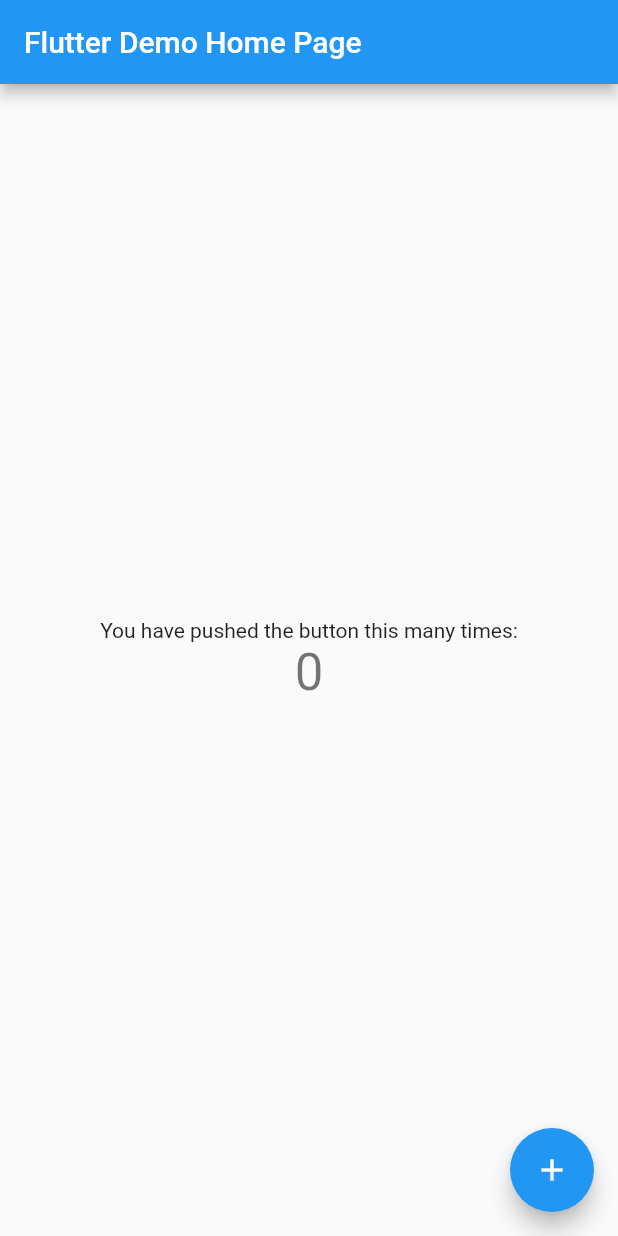
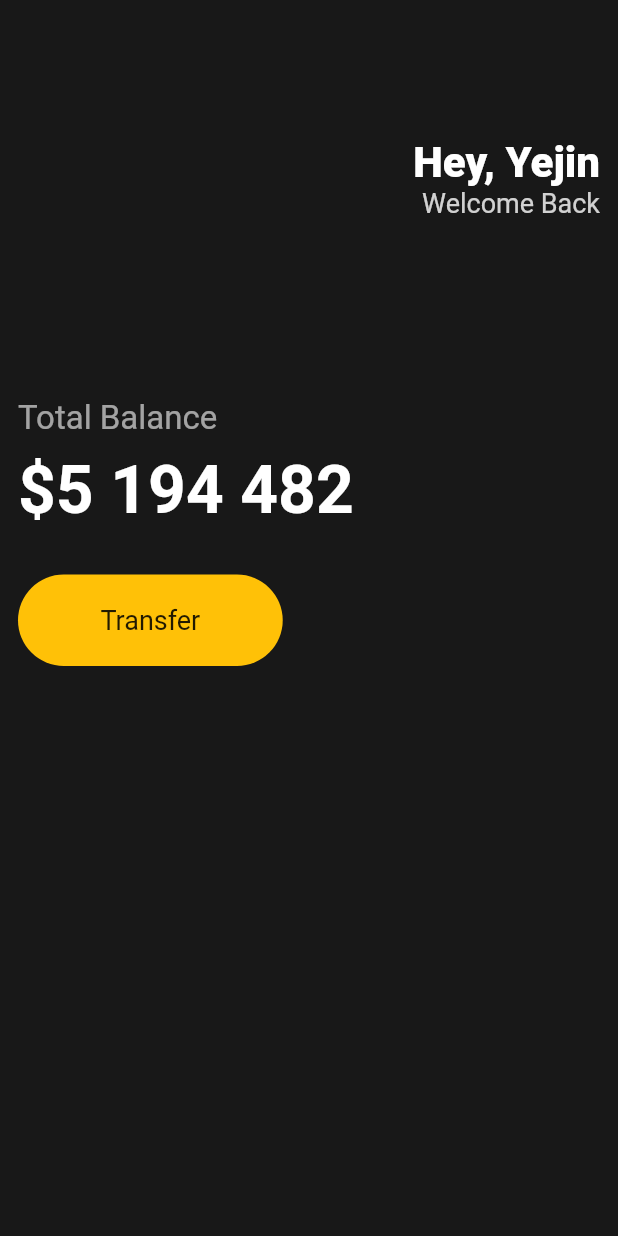
Before and after one commit to bongguma/smallScaleFlutterProject, a Flutter app: the screen it shows after launch, on a phone screen of 412 x 824 dp. Run offline on Flutter 3.47's test engine with Material 2 defaults, Android fonts, the phone set to English and light mode, and no system bars.

Commit message:
UI challenge ~ing

```diff
--- a/lib/main.dart
+++ b/lib/main.dart
@@ -13,17 +13,9 @@ class MyApp extends StatelessWidget {
     return MaterialApp(
       title: 'Flutter Demo',
       theme: ThemeData(
-        // This is the theme of your application.
-        //
-        // Try running your application with "flutter run". You'll see the
-        // application has a blue toolbar. Then, without quitting the app, try
-        // changing the primarySwatch below to Colors.green and then invoke
-        // "hot reload" (press "r" in the console where you ran "flutter run",
-        // or simply save your changes to "hot reload" in a Flutter IDE).
-        // Notice that the counter didn't reset back to zero; the application
-        // is not restarted.
         primarySwatch: Colors.blue,
       ),
+      debugShowCheckedModeBanner: false,
       home: const MyHomePage(title: 'Flutter Demo Home Page'),
     );
   }
@@ -31,15 +23,6 @@ class MyApp extends StatelessWidget {
 
 class MyHomePage extends StatefulWidget {
   const MyHomePage({Key? key, required this.title}) : super(key: key);
-
-  // This widget is the home page of your application. It is stateful, meaning
-  // that it has a State object (defined below) that contains fields that affect
-  // how it looks.
-
-  // This class is the configuration for the state. It holds the values (in this
-  // case the title) provided by the parent (in this case the App widget) and
-  // used by the build method of the State. Fields in a Widget subclass are
-  // always marked "final".
 
   final String title;
 
@@ -52,64 +35,91 @@ class _MyHomePageState extends State<MyHomePage> {
 
   void _incrementCounter() {
     setState(() {
-      // This call to setState tells the Flutter framework that something has
-      // changed in this State, which causes it to rerun the build method below
-      // so that the display can reflect the updated values. If we changed
-      // _counter without calling setState(), then the build method would not be
-      // called again, and so nothing would appear to happen.
       _counter++;
     });
   }
 
   @override
   Widget build(BuildContext context) {
-    // This method is rerun every time setState is called, for instance as done
-    // by the _incrementCounter method above.
-    //
-    // The Flutter framework has been optimized to make rerunning build methods
-    // fast, so that you can just rebuild anything that needs updating rather
-    // than having to individually change instances of widgets.
     return Scaffold(
-      appBar: AppBar(
-        // Here we take the value from the MyHomePage object that was created by
-        // the App.build method, and use it to set our appbar title.
-        title: Text(widget.title),
-      ),
-      body: Center(
-        // Center is a layout widget. It takes a single child and positions it
-        // in the middle of the parent.
+      backgroundColor: const Color(0xFF181818),
+      body: Padding(
+        padding: EdgeInsets.all(12),
         child: Column(
-          // Column is also a layout widget. It takes a list of children and
-          // arranges them vertically. By default, it sizes itself to fit its
-          // children horizontally, and tries to be as tall as its parent.
-          //
-          // Invoke "debug painting" (press "p" in the console, choose the
-          // "Toggle Debug Paint" action from the Flutter Inspector in Android
-          // Studio, or the "Toggle Debug Paint" command in Visual Studio Code)
-          // to see the wireframe for each widget.
-          //
-          // Column has various properties to control how it sizes itself and
-          // how it positions its children. Here we use mainAxisAlignment to
-          // center the children vertically; the main axis here is the vertical
-          // axis because Columns are vertical (the cross axis would be
-          // horizontal).
-          mainAxisAlignment: MainAxisAlignment.center,
-          children: <Widget>[
-            const Text(
-              'You have pushed the button this many times:',
+          crossAxisAlignment: CrossAxisAlignment.start,
+          children: [
+            SizedBox(
+              height: 80,
+            ),
+            Row(
+              mainAxisAlignment: MainAxisAlignment.end,
+              children: [
+                Column(
+                  crossAxisAlignment: CrossAxisAlignment.end,
+                  children: [
+                    Text(
+                      'Hey, Yejin',
+                      style: TextStyle(
+                        color: Colors.white,
+                        fontSize: 28,
+                        fontWeight: FontWeight.w800,
+                      ),
+                    ),
+                    Text(
+                      'Welcome Back',
+                      style: TextStyle(
+                        color: Colors.white.withOpacity(0.8),
+                        fontSize: 18,
+                      ),
+                    ),
+                  ],
+                ),
+              ],
+            ),
+            SizedBox(
+              height: 120,
             ),
             Text(
-              '$_counter',
-              style: Theme.of(context).textTheme.headline4,
+              'Total Balance',
+              style: TextStyle(
+                fontSize: 22,
+                color: Colors.white.withOpacity(0.6),
+              ),
+            ),
+            SizedBox(
+              height: 9,
+            ),
+            Text(
+              '\$5 194 482', // '\' : 문자 그자체를 출력
+              style: TextStyle(
+                fontSize: 44,
+                fontWeight: FontWeight.w600,
+                color: Colors.white,
+              ),
+            ),
+            SizedBox(
+              height: 30,
+            ),
+            Row(
+              children: [
+                Container(
+                  padding: EdgeInsets.symmetric(vertical: 20, horizontal: 55),
+                  decoration: BoxDecoration(
+                    color: Colors.amber,
+                    borderRadius: BorderRadius.circular(45),
+                  ),
+                  child: Text(
+                    'Transfer',
+                    style: TextStyle(
+                      fontSize: 18,
+                    ),
+                  ),
+                ),
+              ],
             ),
           ],
         ),
       ),
-      floatingActionButton: FloatingActionButton(
-        onPressed: _incrementCounter,
-        tooltip: 'Increment',
-        child: const Icon(Icons.add),
-      ), // This trailing comma makes auto-formatting nicer for build methods.
     );
   }
 }
```
